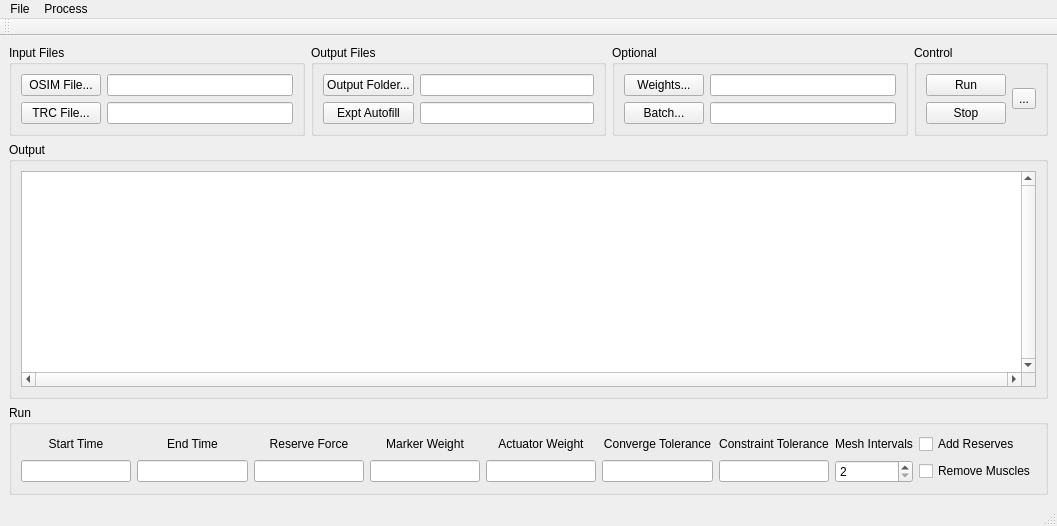
Above: MainWindow.ui from wol101/MocoTrackQt before the change. Below: the same form after it.
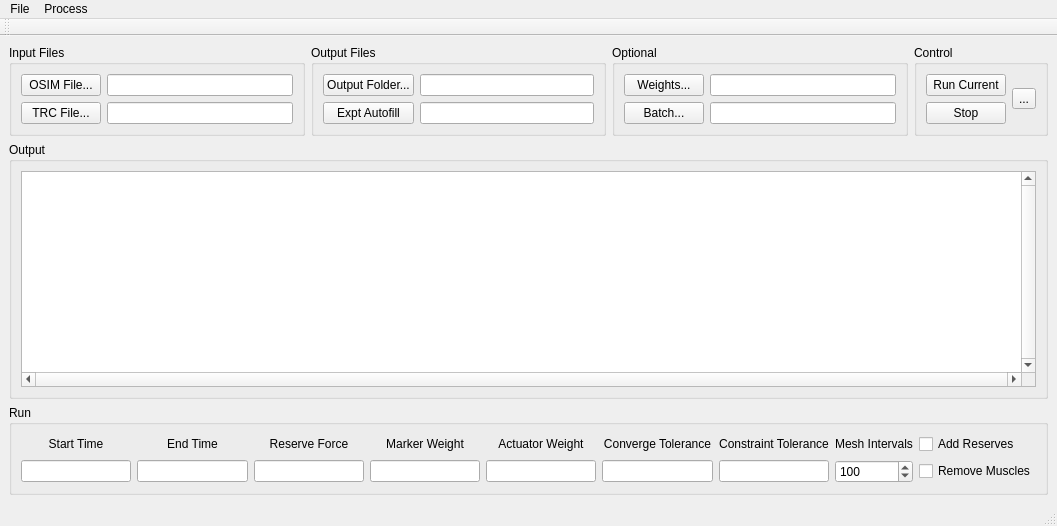
That is the form after the change. Icons and pictures are not drawn. Custom widgets are drawn as their Qt base class.

```diff
--- a/MainWindow.ui
+++ b/MainWindow.ui
@@ -111,7 +111,7 @@
        <item row="0" column="0">
         <widget class="QPushButton" name="pushButtonRun">
          <property name="text">
-          <string>Run</string>
+          <string>Run Current</string>
          </property>
         </widget>
        </item>
@@ -304,6 +304,9 @@
          <property name="maximum">
           <number>99999</number>
          </property>
+         <property name="value">
+          <number>100</number>
+         </property>
         </widget>
        </item>
        <item row="0" column="6">
```
Left out of the diff: 22 changed lines with no effect on the pictures. Lines whose indentation alone changed are shown as unchanged.
